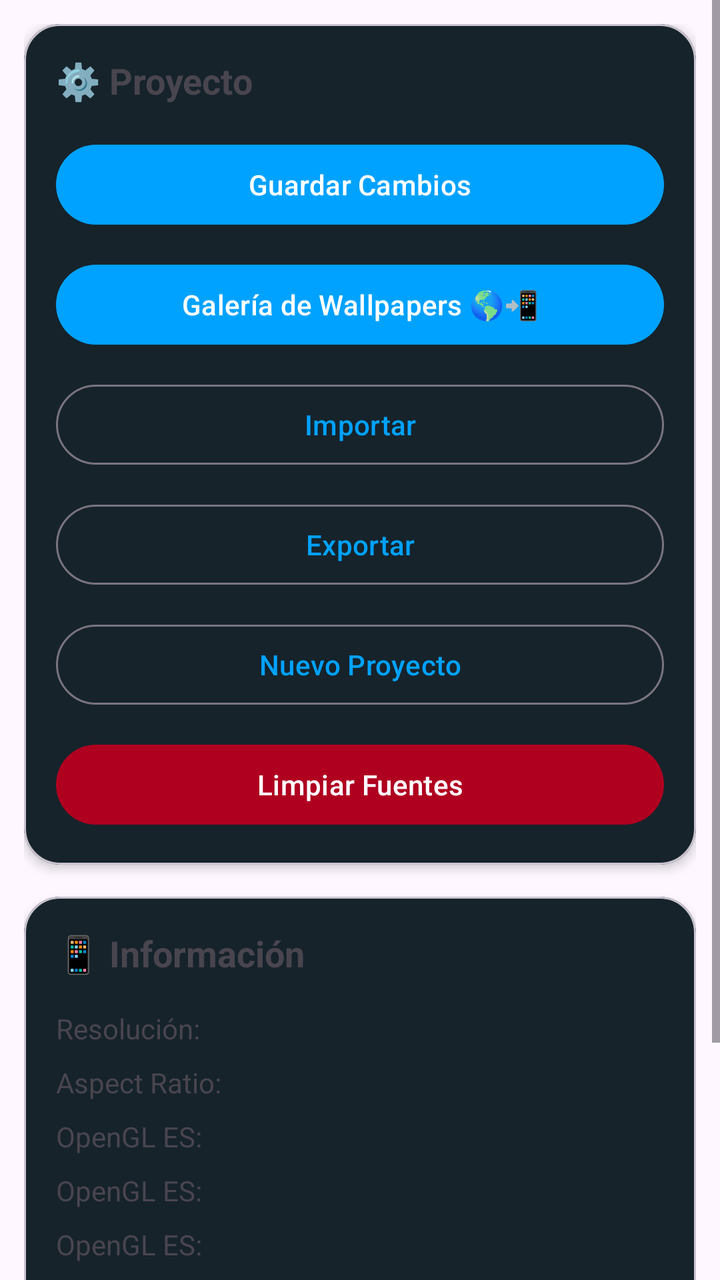
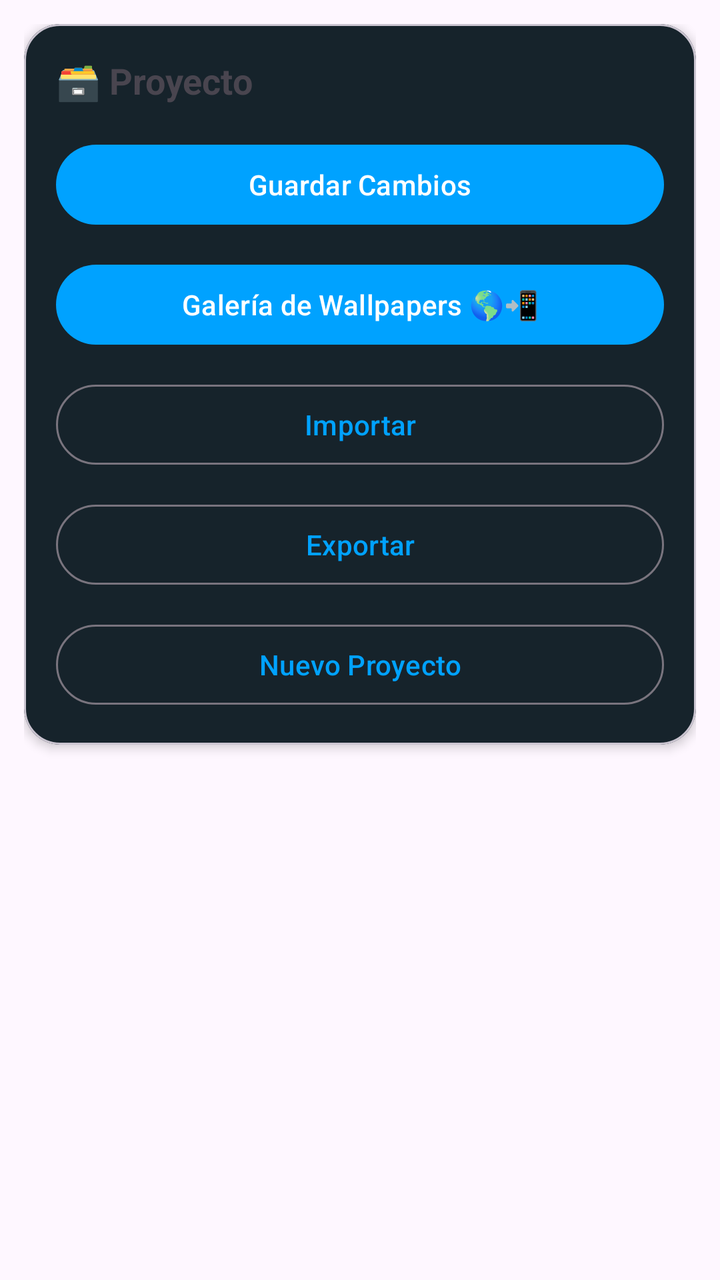

Screens rendered from an Android XML layout before and after an edit, with the pre-edit source and the edit as a unified diff.
<!-- AndroidManifest.xml: application theme Theme.RomasterLiveWall -->
<!-- res/layout/layout_project.xml -->
<?xml version="1.0" encoding="utf-8"?>
<ScrollView
    xmlns:android="http://schemas.android.com/apk/res/android"
    xmlns:app="http://schemas.android.com/apk/res-auto"
    android:layout_width="match_parent"
    android:layout_height="match_parent">

    <LinearLayout
        android:layout_width="match_parent"
        android:layout_height="wrap_content"
        android:orientation="vertical"
        android:padding="12dp">

        
        
        

        <com.google.android.material.card.MaterialCardView
            android:layout_width="match_parent"
            android:layout_height="wrap_content"
            android:layout_marginBottom="16dp"
            app:cardCornerRadius="18dp"
            app:cardElevation="3dp">

            <LinearLayout
                android:layout_width="match_parent"
                android:layout_height="wrap_content"
                android:orientation="vertical"
                android:padding="16dp">

                <TextView
                    android:layout_width="wrap_content"
                    android:layout_height="wrap_content"
                    android:text="⚙️ Proyecto"
                    android:textStyle="bold"
                    android:textSize="18sp"/>

                <com.google.android.material.button.MaterialButton
                    android:id="@+id/buttonSave"
                    style="@style/Widget.Material3.Button"
                    android:layout_width="match_parent"
                    android:layout_height="wrap_content"
                    android:layout_marginTop="16dp"
                    android:text="Guardar Cambios"/>

                <com.google.android.material.button.MaterialButton
                    android:id="@+id/buttonSelectProject"
                    style="@style/Widget.Material3.Button"
                    android:layout_width="match_parent"
                    android:layout_height="wrap_content"
                    android:layout_marginTop="12dp"
                    android:text="Galería de Wallpapers 🌎📲"/>

                <com.google.android.material.button.MaterialButton
                    android:id="@+id/buttonImportProject"
                    style="@style/Widget.Material3.Button.OutlinedButton"
                    android:layout_width="match_parent"
                    android:layout_height="wrap_content"
                    android:layout_marginTop="12dp"
                    android:text="Importar"/>

                <com.google.android.material.button.MaterialButton
                    android:id="@+id/buttonExportProject"
                    style="@style/Widget.Material3.Button.OutlinedButton"
                    android:layout_width="match_parent"
                    android:layout_height="wrap_content"
                    android:layout_marginTop="12dp"
                    android:text="Exportar"/>

                <com.google.android.material.button.MaterialButton
                    android:id="@+id/buttonNewProject"
                    style="@style/Widget.Material3.Button.OutlinedButton"
                    android:layout_width="match_parent"
                    android:layout_height="wrap_content"
                    android:layout_marginTop="12dp"
                    android:text="Nuevo Proyecto"/>

                <com.google.android.material.button.MaterialButton
                    android:id="@+id/buttonClearFonts"
                    style="@style/Widget.Material3.Button"
                    android:layout_width="match_parent"
                    android:layout_height="wrap_content"
                    android:layout_marginTop="12dp"
                    android:text="Limpiar Fuentes"
                    android:textColor="@android:color/white"
                    app:backgroundTint="#B00020"/>

            </LinearLayout>

        </com.google.android.material.card.MaterialCardView>

        
        
        

        <com.google.android.material.card.MaterialCardView
            android:layout_width="match_parent"
            android:layout_height="wrap_content"
            app:cardCornerRadius="18dp"
            app:cardElevation="3dp">

            <LinearLayout
                android:layout_width="match_parent"
                android:layout_height="wrap_content"
                android:orientation="vertical"
                android:padding="16dp">

                <TextView
                    android:layout_width="wrap_content"
                    android:layout_height="wrap_content"
                    android:text="📱 Información"
                    android:textStyle="bold"
                    android:textSize="18sp"/>

                <TextView
                    android:id="@+id/textScreenResolution"
                    android:layout_width="match_parent"
                    android:layout_height="wrap_content"
                    android:layout_marginTop="16dp"
                    android:text="Resolución:"/>

                <TextView
                    android:id="@+id/textAspectRatio"
                    android:layout_width="match_parent"
                    android:layout_height="wrap_content"
                    android:layout_marginTop="8dp"
                    android:text="Aspect Ratio:"/>

                <TextView
                    android:id="@+id/textOpenGLVersion"
                    android:layout_width="match_parent"
                    android:layout_height="wrap_content"
                    android:layout_marginTop="8dp"
                    android:text="OpenGL ES:"/>
                
                <TextView
                    android:id="@+id/textOpenGLRenderer"
                    android:layout_width="match_parent"
                    android:layout_height="wrap_content"
                    android:layout_marginTop="8dp"
                    android:text="OpenGL ES:"/>
                
                <TextView
                    android:id="@+id/textOpenGLVendor"
                    android:layout_width="match_parent"
                    android:layout_height="wrap_content"
                    android:layout_marginTop="8dp"
                    android:text="OpenGL ES:"/>

                <TextView
                    android:id="@+id/textDeviceName"
                    android:layout_width="match_parent"
                    android:layout_height="wrap_content"
                    android:layout_marginTop="8dp"
                    android:text="Dispositivo:"/>

                <TextView
                    android:id="@+id/textAndroidVersion"
                    android:layout_width="match_parent"
                    android:layout_height="wrap_content"
                    android:layout_marginTop="8dp"
                    android:text="Android:"/>

            </LinearLayout>

        </com.google.android.material.card.MaterialCardView>

        
        
        

        <com.google.android.material.button.MaterialButton
            android:id="@+id/buttonAbout"
            style="@style/Widget.Material3.Button.OutlinedButton"
            android:layout_width="match_parent"
            android:layout_height="wrap_content"
            android:layout_marginTop="16dp"
            android:layout_marginBottom="8dp"
            android:text="Acerca de"/>

    </LinearLayout>

</ScrollView>
<!-- resources referenced by this layout -->
<resources>
  <style name="Theme.RomasterLiveWall" parent="Theme.Material3.DayNight.NoActionBar">
  
          <item name="colorPrimary">@color/md_theme_primary</item>
          <item name="colorSurface">@color/md_theme_surface</item>
          <item name="colorSurfaceVariant">@color/md_theme_surfaceVariant</item>
          <item name="android:statusBarColor">@android:color/transparent</item>
  
      </style>
  <color name="md_theme_primary">#00A2FF</color>
  <color name="md_theme_surface">#181818</color>
  <color name="md_theme_surfaceVariant">#242424</color>
</resources>

<!-- the commit's change to res/layout/layout_project.xml (unified diff, before → after) -->
@@ -31,7 +31,7 @@
                 <TextView
                     android:layout_width="wrap_content"
                     android:layout_height="wrap_content"
-                    android:text="⚙️ Proyecto"
+                    android:text="@string/project_card_title"
                     android:textStyle="bold"
                     android:textSize="18sp"/>
 
@@ -41,7 +41,7 @@
                     android:layout_width="match_parent"
                     android:layout_height="wrap_content"
                     android:layout_marginTop="16dp"
-                    android:text="Guardar Cambios"/>
+                    android:text="@string/save_changes"/>
 
                 <com.google.android.material.button.MaterialButton
                     android:id="@+id/buttonSelectProject"
@@ -49,7 +49,7 @@
                     android:layout_width="match_parent"
                     android:layout_height="wrap_content"
                     android:layout_marginTop="12dp"
-                    android:text="Galería de Wallpapers 🌎📲"/>
+                    android:text="@string/select_project_gallery"/>
 
                 <com.google.android.material.button.MaterialButton
                     android:id="@+id/buttonImportProject"
@@ -57,7 +57,7 @@
                     android:layout_width="match_parent"
                     android:layout_height="wrap_content"
                     android:layout_marginTop="12dp"
-                    android:text="Importar"/>
+                    android:text="@string/import_action"/>
 
                 <com.google.android.material.button.MaterialButton
                     android:id="@+id/buttonExportProject"
@@ -65,7 +65,7 @@
                     android:layout_width="match_parent"
                     android:layout_height="wrap_content"
                     android:layout_marginTop="12dp"
-                    android:text="Exportar"/>
+                    android:text="@string/export_action"/>
 
                 <com.google.android.material.button.MaterialButton
                     android:id="@+id/buttonNewProject"
@@ -73,111 +73,12 @@
                     android:layout_width="match_parent"
                     android:layout_height="wrap_content"
                     android:layout_marginTop="12dp"
-                    android:text="Nuevo Proyecto"/>
-
-                <com.google.android.material.button.MaterialButton
-                    android:id="@+id/buttonClearFonts"
-                    style="@style/Widget.Material3.Button"
-                    android:layout_width="match_parent"
-                    android:layout_height="wrap_content"
-                    android:layout_marginTop="12dp"
-                    android:text="Limpiar Fuentes"
-                    android:textColor="@android:color/white"
-                    app:backgroundTint="#B00020"/>
+                    android:text="@string/new_project"/>
 
             </LinearLayout>
 
         </com.google.android.material.card.MaterialCardView>
 
-        
-        
-        
-
-        <com.google.android.material.card.MaterialCardView
-            android:layout_width="match_parent"
-            android:layout_height="wrap_content"
-            app:cardCornerRadius="18dp"
-            app:cardElevation="3dp">
-
-            <LinearLayout
-                android:layout_width="match_parent"
-                android:layout_height="wrap_content"
-                android:orientation="vertical"
-                android:padding="16dp">
-
-                <TextView
-                    android:layout_width="wrap_content"
-                    android:layout_height="wrap_content"
-                    android:text="📱 Información"
-                    android:textStyle="bold"
-                    android:textSize="18sp"/>
-
-                <TextView
-                    android:id="@+id/textScreenResolution"
-                    android:layout_width="match_parent"
-                    android:layout_height="wrap_content"
-                    android:layout_marginTop="16dp"
-                    android:text="Resolución:"/>
-
-                <TextView
-                    android:id="@+id/textAspectRatio"
-                    android:layout_width="match_parent"
-                    android:layout_height="wrap_content"
-                    android:layout_marginTop="8dp"
-                    android:text="Aspect Ratio:"/>
-
-                <TextView
-                    android:id="@+id/textOpenGLVersion"
-                    android:layout_width="match_parent"
-                    android:layout_height="wrap_content"
-                    android:layout_marginTop="8dp"
-                    android:text="OpenGL ES:"/>
-                
-                <TextView
-                    android:id="@+id/textOpenGLRenderer"
-                    android:layout_width="match_parent"
-                    android:layout_height="wrap_content"
-                    android:layout_marginTop="8dp"
-                    android:text="OpenGL ES:"/>
-                
-                <TextView
-                    android:id="@+id/textOpenGLVendor"
-                    android:layout_width="match_parent"
-                    android:layout_height="wrap_content"
-                    android:layout_marginTop="8dp"
-                    android:text="OpenGL ES:"/>
-
-                <TextView
-                    android:id="@+id/textDeviceName"
-                    android:layout_width="match_parent"
-                    android:layout_height="wrap_content"
-                    android:layout_marginTop="8dp"
-                    android:text="Dispositivo:"/>
-
-                <TextView
-                    android:id="@+id/textAndroidVersion"
-                    android:layout_width="match_parent"
-                    android:layout_height="wrap_content"
-                    android:layout_marginTop="8dp"
-                    android:text="Android:"/>
-
-            </LinearLayout>
-
-        </com.google.android.material.card.MaterialCardView>
-
-        
-        
-        
-
-        <com.google.android.material.button.MaterialButton
-            android:id="@+id/buttonAbout"
-            style="@style/Widget.Material3.Button.OutlinedButton"
-            android:layout_width="match_parent"
-            android:layout_height="wrap_content"
-            android:layout_marginTop="16dp"
-            android:layout_marginBottom="8dp"
-            android:text="Acerca de"/>
-
     </LinearLayout>
 
 </ScrollView>
<!-- resource entries referenced after the edit -->
@@ -1,5 +1,11 @@
 <!-- resources referenced by this layout -->
 <resources>
+  <string name="export_action">Exportar</string>
+  <string name="import_action">Importar</string>
+  <string name="new_project">Nuevo Proyecto</string>
+  <string name="project_card_title">🗃️ Proyecto</string>
+  <string name="save_changes">Guardar Cambios</string>
+  <string name="select_project_gallery">Galería de Wallpapers 🌎📲</string>
   <style name="Theme.RomasterLiveWall" parent="Theme.Material3.DayNight.NoActionBar">
   
           <item name="colorPrimary">@color/md_theme_primary</item>
